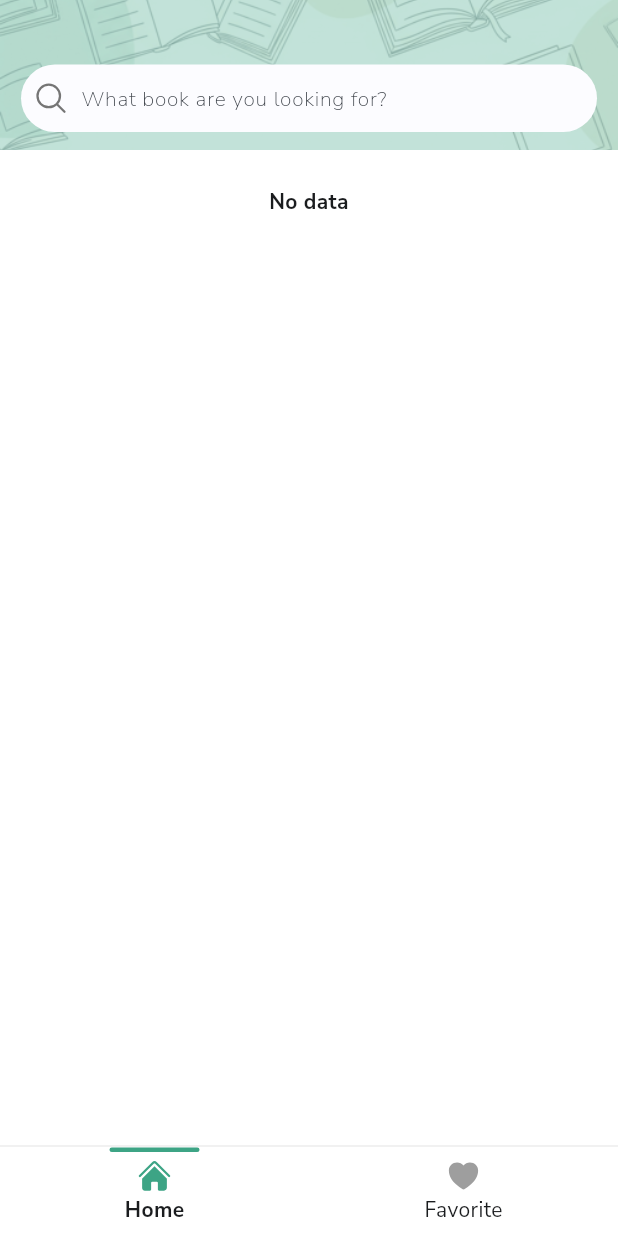
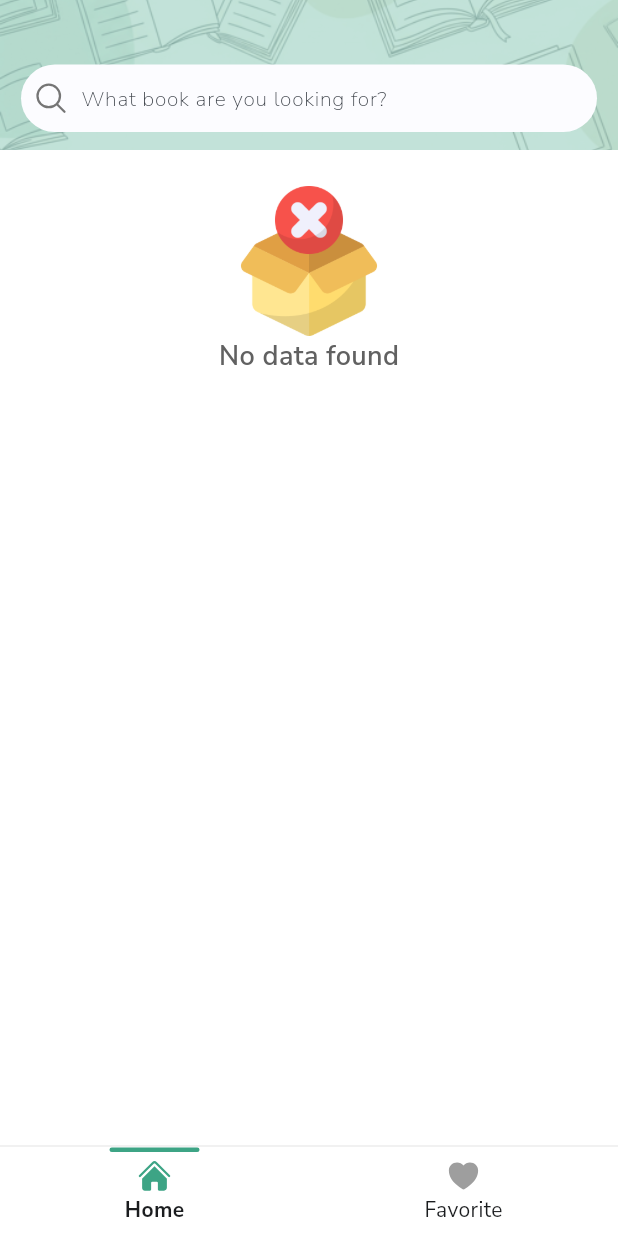
Before and after one commit to FhikarZul/palm_book, a Flutter app: the screen it shows after launch, on a phone screen of 412 x 824 dp. Run offline on Flutter 3.47's test engine with Material 3 defaults, Android fonts, the light colour scheme and no system bars; our stand-ins replace cached_network_image, dartz, dio, get, google_fonts, heroicons and 2 more; network calls fail.

Commit message:
fix: optimize code

```diff
--- a/lib/presentation/widgets/grid_lazy_load_wrapper.dart
+++ b/lib/presentation/widgets/grid_lazy_load_wrapper.dart
@@ -1,6 +1,6 @@
 import 'package:flutter/material.dart';
 import 'package:palm_book/core/styles/colors.dart';
-import 'package:palm_book/core/styles/typography.dart';
+import 'package:palm_book/presentation/widgets/empty_data_view.dart';
 
 class GridLazyLoadWrapper extends StatefulWidget {
   final int page;
@@ -12,7 +12,6 @@ class GridLazyLoadWrapper extends StatefulWidget {
   final bool isLoading;
   final Function()? onRefresh;
   final Function(double)? onScrollPosition;
-  final String? emptyMessage;
   final double childAspectRatio;
 
   const GridLazyLoadWrapper({
@@ -25,7 +24,6 @@ class GridLazyLoadWrapper extends StatefulWidget {
     required this.onChanged,
     this.padding,
     this.onRefresh,
-    this.emptyMessage,
     this.onScrollPosition,
     this.childAspectRatio = 1.0,
   });
@@ -36,17 +34,12 @@ class GridLazyLoadWrapper extends StatefulWidget {
 
 class _GridLazyLoadWrapperState extends State<GridLazyLoadWrapper> {
   late ScrollController _scrollController;
+  bool _isFetching = false;
 
   @override
   void initState() {
     super.initState();
-
-    if (widget.controller == null) {
-      _scrollController = ScrollController();
-    } else {
-      _scrollController = widget.controller!;
-    }
-
+    _scrollController = widget.controller ?? ScrollController();
     _scrollController.addListener(_onScroll);
   }
 
@@ -56,13 +49,16 @@ class _GridLazyLoadWrapperState extends State<GridLazyLoadWrapper> {
       _scrollController
         ..removeListener(_onScroll)
         ..dispose();
+    } else {
+      _scrollController.removeListener(_onScroll);
     }
-
     super.dispose();
   }
 
   @override
   Widget build(BuildContext context) {
+    final padding = widget.padding ?? const EdgeInsets.all(12.0);
+
     return RefreshIndicator(
       onRefresh: () async {
         await Future.delayed(const Duration(milliseconds: 800));
@@ -71,11 +67,12 @@ class _GridLazyLoadWrapperState extends State<GridLazyLoadWrapper> {
       child: CustomScrollView(
         controller: _scrollController,
         physics: const AlwaysScrollableScrollPhysics(),
+        cacheExtent: 1000,
         slivers: [
           if (widget.itemCount == 0)
             SliverToBoxAdapter(
               child: Padding(
-                padding: widget.padding ?? EdgeInsets.zero,
+                padding: padding,
                 child: Container(
                   width: double.infinity,
                   decoration: BoxDecoration(
@@ -84,58 +81,35 @@ class _GridLazyLoadWrapperState extends State<GridLazyLoadWrapper> {
                   ),
                   child: Padding(
                     padding: const EdgeInsets.all(8.0),
-                    child: Text(
-                      widget.emptyMessage ?? "No data",
-                      style: kCaption1.copyWith(fontWeight: FontWeight.bold),
-                      textAlign: TextAlign.center,
-                    ),
+                    child: EmptyDataView(),
                   ),
                 ),
               ),
             )
           else
-            SliverLayoutBuilder(
-              builder: (context, constraints) {
-                final screenWidth = constraints.crossAxisExtent;
-                const itemWidth = 160.0;
-                final crossAxisCount = screenWidth ~/ itemWidth;
-                const spacing = 12.0;
-
-                return SliverPadding(
-                  padding: widget.padding ?? EdgeInsets.zero,
+            SliverPadding(
+              padding: padding,
               sliver: SliverGrid(
                 delegate: SliverChildBuilderDelegate(
                   widget.itemBuilder,
                   childCount: widget.itemCount,
+                  addRepaintBoundaries: true,
+                  addAutomaticKeepAlives: true,
                 ),
-                    gridDelegate: SliverGridDelegateWithFixedCrossAxisCount(
-                      crossAxisCount: crossAxisCount,
-                      crossAxisSpacing: spacing,
-                      mainAxisSpacing: spacing,
-                      childAspectRatio: widget.childAspectRatio,
+                gridDelegate: _buildGridDelegate(context),
               ),
             ),
-                );
-              },
-            ),
-          SliverToBoxAdapter(
-            child: Column(
-              children: [
-                const SizedBox(height: 4),
-                SizedBox(
-                  height: 30,
-                  child: widget.isLoading
-                      ? const Center(
+          if (widget.isLoading)
+            const SliverToBoxAdapter(
+              child: Padding(
+                padding: EdgeInsets.symmetric(vertical: 16.0),
+                child: Center(
                   child: SizedBox(
                     width: 30,
                     height: 30,
-                            child: CircularProgressIndicator(),
+                    child: CircularProgressIndicator(strokeWidth: 2),
                   ),
-                        )
-                      : const SizedBox(),
                 ),
-                const SizedBox(height: 4),
-              ],
               ),
             ),
         ],
@@ -143,27 +117,39 @@ class _GridLazyLoadWrapperState extends State<GridLazyLoadWrapper> {
     );
   }
 
-  int resolvePage() {
-    return widget.page == 0 ? 1 : widget.page;
+  SliverGridDelegate _buildGridDelegate(BuildContext context) {
+    final screenWidth = MediaQuery.of(context).size.width;
+    const itemWidth = 160.0;
+    const spacing = 12.0;
+    final crossAxisCount = screenWidth ~/ itemWidth;
+
+    return SliverGridDelegateWithFixedCrossAxisCount(
+      crossAxisCount: crossAxisCount,
+      crossAxisSpacing: spacing,
+      mainAxisSpacing: spacing,
+      childAspectRatio: widget.childAspectRatio,
+    );
   }
 
+  int resolvePage() => widget.page == 0 ? 1 : widget.page;
+
   void _onScroll() {
-    if (_isBottom) {
-      int page = resolvePage();
-      widget.onChanged.call(page + 1);
+    if (_isBottom && !_isFetching) {
+      _isFetching = true;
+      final page = resolvePage();
+      widget.onChanged(page + 1);
+      Future.delayed(const Duration(milliseconds: 500), () {
+        _isFetching = false;
+      });
     }
 
-    if (widget.onScrollPosition != null) {
-      widget.onScrollPosition!.call(_scrollController.position.pixels);
-    }
+    widget.onScrollPosition?.call(_scrollController.position.pixels);
   }
 
   bool get _isBottom {
     if (!_scrollController.hasClients) return false;
-
     final maxScroll = _scrollController.position.maxScrollExtent;
     final currentScroll = _scrollController.offset;
-
-    return currentScroll >= maxScroll;
+    return currentScroll >= (maxScroll - 100);
   }
 }
```
Lines whose indentation alone changed are shown as unchanged.
